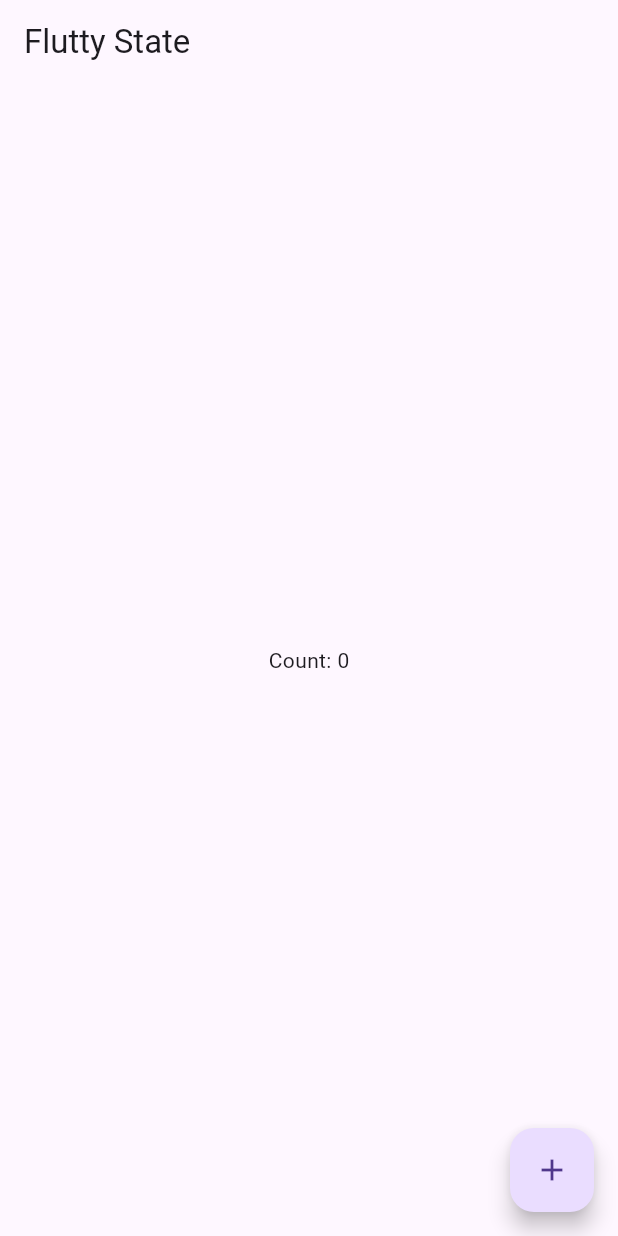
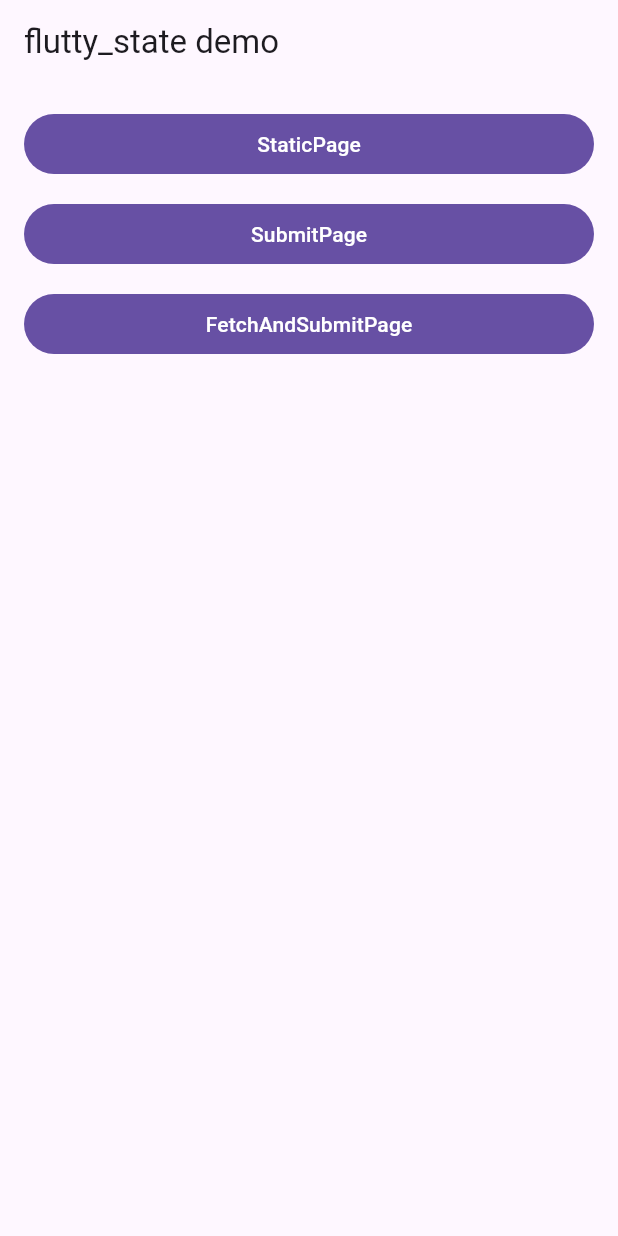
Before and after one commit to Flutty-Lab/flutty_state, a Flutter app: the screen it shows after launch, on a phone screen of 412 x 824 dp. Run offline on Flutter 3.47's test engine with Material 3 defaults, Android fonts, the phone set to English and light mode, and no system bars; our stand-ins replace bloc, equatable, flutter_bloc; missing offline and left inert: flutty_ds.

Commit message:
sync: flutty_state from monorepo @ cc06374

```diff
--- /dev/null
+++ b/example/lib/flutty_state_example_app.dart
@@ -0,0 +1,16 @@
+import 'package:flutter/material.dart';
+
+import 'pages/home_page.dart';
+
+class FluttyStateExample extends StatelessWidget {
+  const FluttyStateExample({super.key});
+
+  @override
+  Widget build(BuildContext context) {
+    return const MaterialApp(
+      title: 'Flutty State Example',
+      debugShowCheckedModeBanner: false,
+      home: HomePage(),
+    );
+  }
+}
--- a/example/lib/main.dart
+++ b/example/lib/main.dart
@@ -1,32 +1,7 @@
 import 'package:flutter/material.dart';
-import 'package:flutty_state/flutty_state.dart';
+
+import 'flutty_state_example_app.dart';
 
 void main() {
   runApp(const FluttyStateExample());
 }
-
-class FluttyStateExample extends StatelessWidget {
-  const FluttyStateExample({super.key});
-
-  @override
-  Widget build(BuildContext context) {
-    final counter = FluttyNotifier<int>(0);
-
-    return MaterialApp(
-      title: 'Flutty State Example',
-      home: Scaffold(
-        appBar: AppBar(title: const Text('Flutty State')),
-        body: Center(
-          child: FluttyBuilder<int>(
-            notifier: counter,
-            builder: (context, value) => Text('Count: $value'),
-          ),
-        ),
-        floatingActionButton: FloatingActionButton(
-          onPressed: () => counter.modify((c) => c + 1),
-          child: const Icon(Icons.add),
-        ),
-      ),
-    );
-  }
-}
--- /dev/null
+++ b/example/lib/pages/home_page.dart
@@ -0,0 +1,41 @@
+import 'package:flutter/material.dart';
+
+import 'fetch_and_submit_demo.dart';
+import 'static_page_demo.dart';
+import 'submit_page_demo.dart';
+
+class HomePage extends StatelessWidget {
+  const HomePage({super.key});
+
+  @override
+  Widget build(BuildContext context) {
+    return Scaffold(
+      appBar: AppBar(title: const Text('flutty_state demo')),
+      body: ListView(
+        padding: const EdgeInsets.all(16),
+        children: [
+          FilledButton(
+            onPressed: () => Navigator.of(context).push(
+              MaterialPageRoute(builder: (_) => const StaticPageDemo()),
+            ),
+            child: const Text('StaticPage'),
+          ),
+          const SizedBox(height: 12),
+          FilledButton(
+            onPressed: () => Navigator.of(context).push(
+              MaterialPageRoute(builder: (_) => const SubmitPageDemo()),
+            ),
+            child: const Text('SubmitPage'),
+          ),
+          const SizedBox(height: 12),
+          FilledButton(
+            onPressed: () => Navigator.of(context).push(
+              MaterialPageRoute(builder: (_) => const FetchAndSubmitDemo()),
+            ),
+            child: const Text('FetchAndSubmitPage'),
+          ),
+        ],
+      ),
+    );
+  }
+}
--- a/example/pubspec.yaml
+++ b/example/pubspec.yaml
@@ -11,3 +11,6 @@ dependencies:
     sdk: flutter
   flutty_state:
     path: ../
+
+flutter:
+  uses-material-design: true
--- a/lib/ui/fetch_and_submit_page.dart
+++ b/lib/ui/fetch_and_submit_page.dart
@@ -229,7 +229,7 @@ class _FetchAndSubmitPageContent<F> extends StatelessWidget {
         appBar: appBar?.copyWith(
           actions: [
             if (appBar!.actions != null) ...appBar!.actions!,
-            if (!kIsWeb && Platform.isWindows)
+            if (kIsWeb || Platform.isWindows)
               BlocBuilder<FetchCubit<F>, FetchState<F>>(
                 builder: (context, state) {
                   if (state is RefreshFetching || state is Fetching) {
```
Also changed, not shown: example/lib/data/fake_repository.dart (added, +33 -0 lines), example/lib/pages/fetch_and_submit_demo.dart (added, +40 -0 lines), example/lib/pages/static_page_demo.dart (added, +23 -0 lines), example/lib/pages/submit_page_demo.dart (added, +52 -0 lines), lib/flutty_state.dart (+12 -0 lines), pubspec.yaml (+14 -1 lines), 2 other files.
